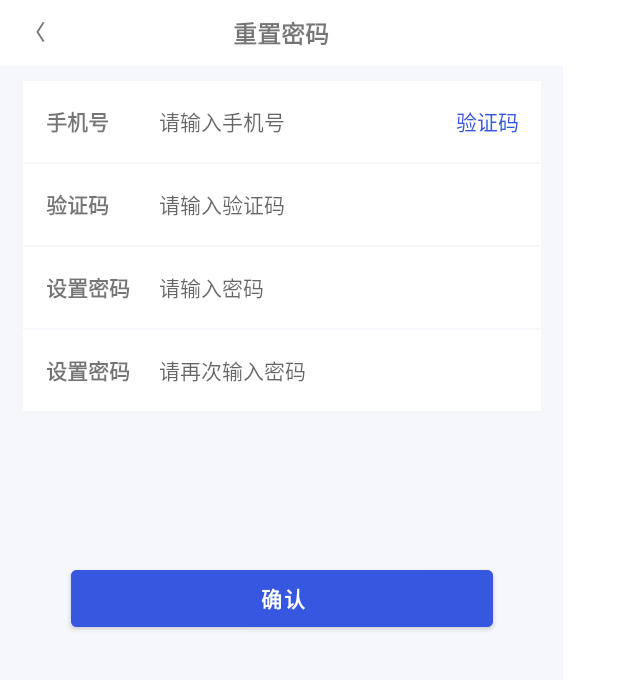
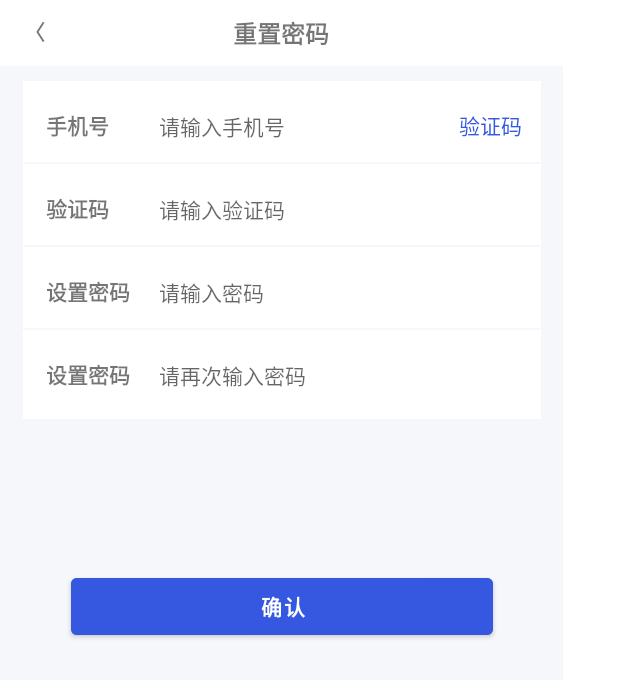
Before and after one commit to huangruifa/app, an Android app: the ResetPasswordActivity screen opened directly, with no data from a screen before it, on a phone screen of 412 x 824 dp. Shown: the top 680 px of the screen. Run offline under Robolectric (Android 15) with nearby library versions, the phone set to English and light mode, and no system bars.

Commit message:
修改提交

```diff
--- a/app/src/main/res/layout/reset_password.xml
+++ b/app/src/main/res/layout/reset_password.xml
@@ -37,7 +37,7 @@
     <LinearLayout
         android:id="@+id/L_layout"
         android:layout_width="345dp"
-        android:layout_height="220dp"
+        android:layout_height="225dp"
         android:layout_marginTop="10dp"
         android:background="#FFFFFF"
         android:orientation="vertical"
@@ -54,24 +54,26 @@
             <TextView
                 android:layout_width="wrap_content"
                 android:layout_height="wrap_content"
+                android:layout_marginLeft="15dp"
+                android:layout_marginTop="17dp"
                 android:layout_marginRight="33dp"
-                android:paddingLeft="15dp"
                 android:text="手机号"
                 android:textSize="14sp"
                 android:textStyle="bold" />
 
             <EditText
-                android:layout_width="wrap_content"
-                android:layout_height="54dp"
+                android:layout_width="150dp"
+                android:layout_height="25dp"
+                android:layout_marginTop="17dp"
                 android:background="@null"
                 android:hint="请输入手机号"
-
                 android:textSize="14sp" />
 
             <TextView
                 android:layout_width="wrap_content"
                 android:layout_height="wrap_content"
-                android:layout_marginLeft="114dp"
+                android:layout_marginLeft="50dp"
+                android:layout_marginTop="17dp"
                 android:text="验证码"
                 android:textColor="#3658E0"
                 android:textSize="14sp" />
@@ -90,15 +92,17 @@
             <TextView
                 android:layout_width="wrap_content"
                 android:layout_height="wrap_content"
+                android:layout_marginLeft="15dp"
+                android:layout_marginTop="17dp"
                 android:layout_marginRight="33dp"
-                android:paddingLeft="15dp"
                 android:text="验证码"
                 android:textSize="14sp"
                 android:textStyle="bold" />
 
             <EditText
-                android:layout_width="match_parent"
-                android:layout_height="54dp"
+                android:layout_width="150dp"
+                android:layout_height="25dp"
+                android:layout_marginTop="17dp"
                 android:background="@null"
                 android:hint="请输入验证码"
                 android:textSize="14sp" />
@@ -117,15 +121,17 @@
             <TextView
                 android:layout_width="wrap_content"
                 android:layout_height="wrap_content"
+                android:layout_marginLeft="15dp"
+                android:layout_marginTop="17dp"
                 android:layout_marginRight="19dp"
-                android:paddingLeft="15dp"
                 android:text="设置密码"
                 android:textSize="14sp"
                 android:textStyle="bold" />
 
             <EditText
-                android:layout_width="wrap_content"
-                android:layout_height="54dp"
+                android:layout_width="150dp"
+                android:layout_height="25dp"
+                android:layout_marginTop="17dp"
                 android:background="@null"
                 android:hint="请输入密码"
                 android:textSize="14sp" />
@@ -144,15 +150,17 @@
             <TextView
                 android:layout_width="wrap_content"
                 android:layout_height="wrap_content"
+                android:layout_marginLeft="15dp"
+                android:layout_marginTop="17dp"
                 android:layout_marginRight="19dp"
-                android:paddingLeft="15dp"
                 android:text="设置密码"
                 android:textSize="14sp"
                 android:textStyle="bold" />
 
             <EditText
-                android:layout_width="wrap_content"
-                android:layout_height="54dp"
+                android:layout_width="150dp"
+                android:layout_height="25dp"
+                android:layout_marginTop="17dp"
                 android:background="@null"
                 android:hint="请再次输入密码"
                 android:textSize="14sp" />
--- a/app/src/main/res/layout/set_password.xml
+++ b/app/src/main/res/layout/set_password.xml
@@ -55,7 +55,7 @@
             android:textStyle="bold"/>
         <EditText
             android:layout_width="wrap_content"
-            android:layout_height="20dp"
+            android:layout_height="23dp"
             android:hint="请输入密码"
             android:textSize="14sp"
             android:layout_marginTop="17dp"
@@ -80,7 +80,7 @@
             android:textStyle="bold"/>
         <EditText
             android:layout_width="wrap_content"
-            android:layout_height="20dp"
+            android:layout_height="23dp"
             android:layout_marginLeft="19dp"
             android:layout_marginTop="17dp"
             android:hint="请再次输入密码"
```
